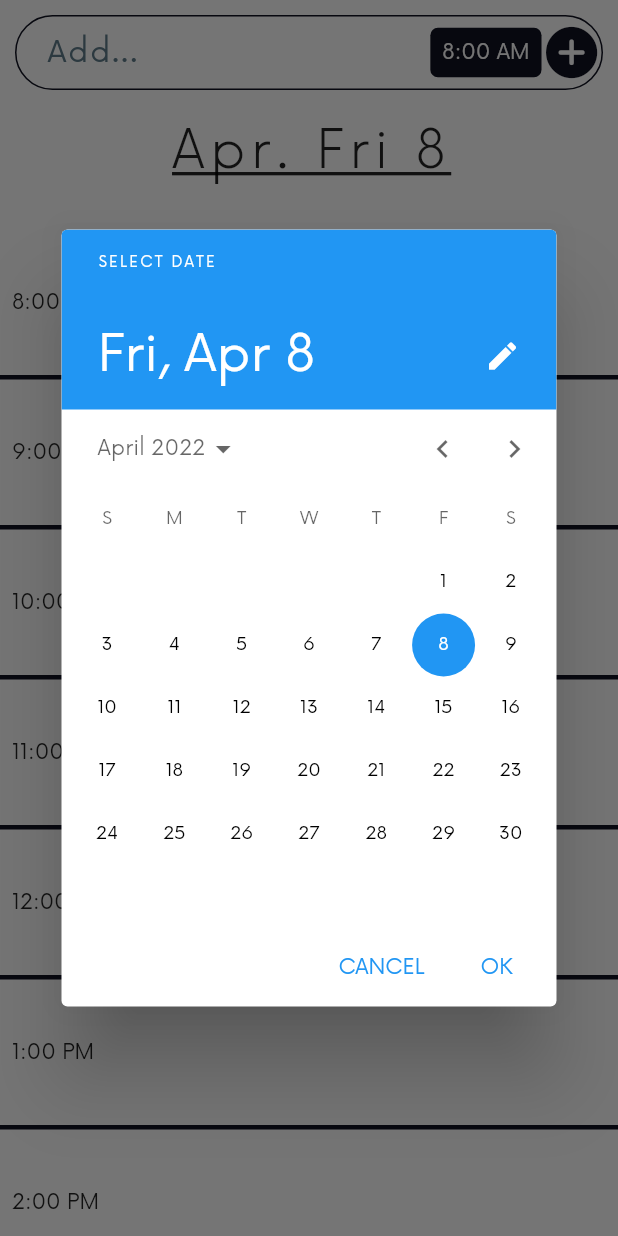
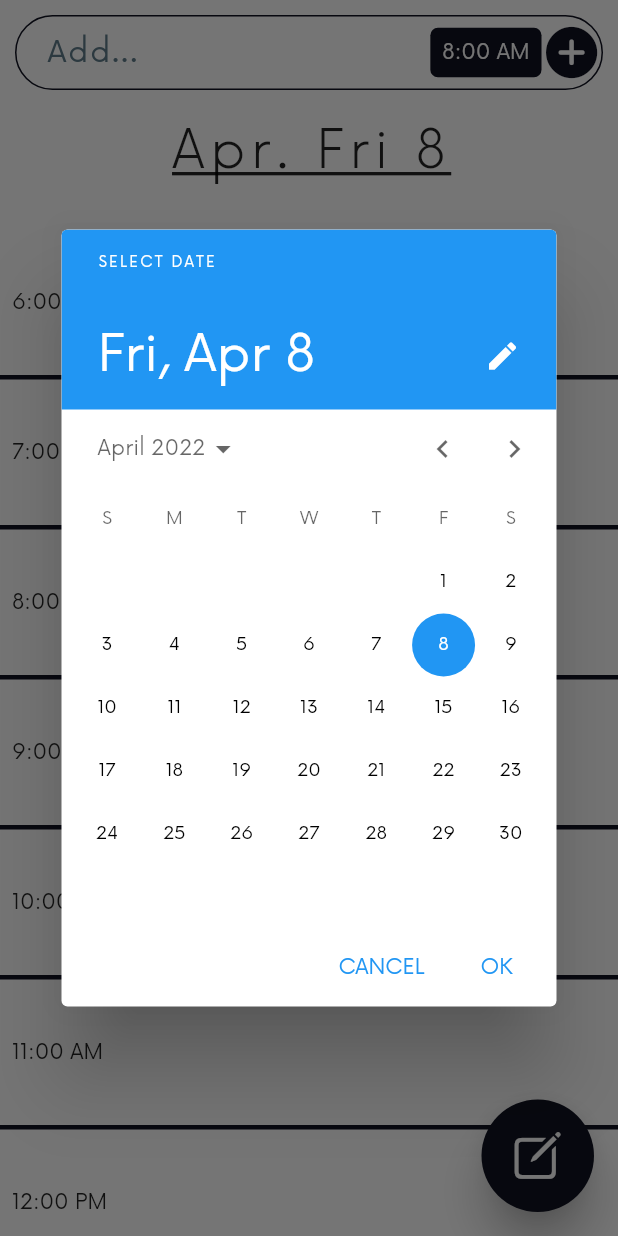
Before and after one commit to Hunner4D/schedule-app, a Flutter app: the screen it shows after launch, after a tap on an icon or button, on a phone screen of 412 x 824 dp. Run offline on Flutter 3.47's test engine with Material 2 defaults, Android fonts, the phone set to English and light mode, and no system bars; our stand-ins replace auto_route, cloud_firestore, firebase_auth, firebase_core, flutter_bloc, freezed_annotation; accounts and stored records are empty; network calls fail.

Commit message:
adjust UI, add checklist screen, adjust state management and repo to hold checklist data

```diff
--- a/lib/logic/bloc/firebase/firebase_bloc.dart
+++ b/lib/logic/bloc/firebase/firebase_bloc.dart
@@ -1,6 +1,7 @@
 import 'package:flutter_bloc/flutter_bloc.dart';
 import 'package:freezed_annotation/freezed_annotation.dart';
 import 'package:schedule_app/logic/models/appointment.dart';
+import 'package:schedule_app/logic/models/checklist_item.dart';
 
 import 'repository/firebase_repository.dart';
 
@@ -22,13 +23,19 @@ class FirebaseBloc extends Bloc<FirebaseBlocEvent, FirebaseBlocState> {
       try {
         await repository.getUserAppointments(date: event.date).then(
               (value) => emit(
-                FirebaseBlocState.complete(appointments: value),
+                FirebaseBlocState.complete(
+                  appointments: List<Appointment?>.from(
+                      value[ResponseType.appointments]!),
+                  checklistItems: List<ChecklistItem?>.from(
+                      value[ResponseType.checklistItems]!),
+                ),
               ),
             );
       } catch (e) {
         emit(
           const FirebaseBlocState.complete(
             appointments: [],
+            checklistItems: [],
           ),
         );
       }
@@ -48,12 +55,18 @@ class FirebaseBloc extends Bloc<FirebaseBlocEvent, FirebaseBlocState> {
             .then((_) => repository
                 .getUserAppointments(date: event.date)
                 .then((value) => emit(
-                      FirebaseBlocState.complete(appointments: value),
+                      FirebaseBlocState.complete(
+                        appointments: List<Appointment?>.from(
+                            value[ResponseType.appointments]!),
+                        checklistItems: List<ChecklistItem?>.from(
+                            value[ResponseType.checklistItems]!),
+                      ),
                     )));
       } catch (e) {
         emit(
           const FirebaseBlocState.complete(
             appointments: [],
+            checklistItems: [],
           ),
         );
       }
@@ -72,12 +85,18 @@ class FirebaseBloc extends Bloc<FirebaseBlocEvent, FirebaseBlocState> {
             .then((_) => repository
                 .getUserAppointments(date: event.date)
                 .then((value) => emit(
-                      FirebaseBlocState.complete(appointments: value),
+                      FirebaseBlocState.complete(
+                        appointments: List<Appointment?>.from(
+                            value[ResponseType.appointments]!),
+                        checklistItems: List<ChecklistItem?>.from(
+                            value[ResponseType.checklistItems]!),
+                      ),
                     )));
       } catch (e) {
         emit(
           const FirebaseBlocState.complete(
             appointments: [],
+            checklistItems: [],
           ),
         );
       }
--- a/lib/logic/bloc/firebase/firebase_state.dart
+++ b/lib/logic/bloc/firebase/firebase_state.dart
@@ -4,5 +4,8 @@ part of 'firebase_bloc.dart';
 abstract class FirebaseBlocState with _$FirebaseBlocState {
   const factory FirebaseBlocState.recieving() = _FirebaseBlocStateRecieving;
   const factory FirebaseBlocState.sending() = _FirebaseBlocStateSending;
-  const factory FirebaseBlocState.complete({required List<Appointment?> appointments}) = _FirebaseBlocStateComplete;
+  const factory FirebaseBlocState.complete({
+    required List<Appointment?> appointments,
+    required List<ChecklistItem?> checklistItems,
+  }) = _FirebaseBlocStateComplete;
 }
--- a/lib/logic/bloc/firebase/repository/firebase_repository.dart
+++ b/lib/logic/bloc/firebase/repository/firebase_repository.dart
@@ -1,10 +1,19 @@
 import 'package:cloud_firestore/cloud_firestore.dart';
 import 'package:firebase_auth/firebase_auth.dart';
 import 'package:schedule_app/logic/models/appointment.dart';
+import 'package:schedule_app/logic/models/checklist_item.dart';
+
+enum ResponseType { appointments, checklistItems }
 
 class FirebaseRepository {
   // GET APPOINTMENTS
-  Future<List<Appointment?>> getUserAppointments({required String date}) async {
+  Future<Map<ResponseType, List>> getUserAppointments(
+      {required String date}) async {
+    Map<ResponseType, List> response = {
+      ResponseType.appointments: [],
+      ResponseType.checklistItems: [],
+    };
+
     try {
       final _auth = FirebaseAuth.instance;
       final _firestore = FirebaseFirestore.instance;
@@ -24,6 +33,8 @@ class FirebaseRepository {
                 ? appointmentsData[date] as Map<String, dynamic>
                 : {};
 
+            List checklistData = documentData['checklist'] ?? [];
+
             List<Appointment?> appointments = [];
             for (var element in dateData.keys) {
               appointments.add(
@@ -34,19 +45,16 @@ class FirebaseRepository {
               );
             }
 
-            return appointments;
+            response[ResponseType.appointments] = appointments;
+
+            return response;
           } else {
-            List<Appointment?> appointments = [];
-            return appointments;
+            return response;
           }
-        }).catchError((err) {
-          List<Appointment?> appointments = [];
-          return appointments;
-        });
+        }).catchError((err) => response);
       }
     } catch (e) {
-      List<Appointment?> appointments = [];
-      return appointments;
+      return response;
     }
     throw Error();
   }
--- a/lib/logic/constants/date_time.dart
+++ b/lib/logic/constants/date_time.dart
@@ -24,6 +24,8 @@ const List<String> weekdays = [
 ];
 
 const List<String> timesByHour = [
+  "6:00 AM",
+  "7:00 AM",
   "8:00 AM",
   "9:00 AM",
   "10:00 AM",
@@ -35,4 +37,10 @@ const List<String> timesByHour = [
   "4:00 PM",
   "5:00 PM",
   "6:00 PM",
+  "7:00 PM",
+  "8:00 PM",
+  "9:00 PM",
+  "10:00 PM",
+  "11:00 PM",
+  "12:00 PM",
 ];
--- /dev/null
+++ b/lib/logic/models/checklist_item.dart
@@ -0,0 +1,9 @@
+class ChecklistItem {
+  final String task;
+  final bool complete;
+
+  ChecklistItem({
+    required this.task,
+    required this.complete,
+  });
+}
--- a/lib/presentation/screens/home/home_screen.dart
+++ b/lib/presentation/screens/home/home_screen.dart
@@ -1,8 +1,10 @@
+import 'package:flutter/cupertino.dart';
 import 'package:flutter/material.dart';
 import 'package:flutter_bloc/flutter_bloc.dart';
 import 'package:schedule_app/logic/bloc/bloc_barrel.dart';
 import 'package:schedule_app/logic/constants/date_time.dart';
 import 'package:schedule_app/logic/models/appointment.dart';
+import 'package:schedule_app/presentation/constants/colors.dart';
 import 'package:schedule_app/presentation/screens/home/widgets/input_widget.dart';
 import 'package:schedule_app/presentation/screens/home/widgets/list_item.dart';
 
@@ -19,6 +21,7 @@ class HomeScreen extends StatefulWidget {
 }
 
 class _HomeScreenState extends State<HomeScreen> {
+  bool showNotePad = false;
   late DateTime dateTime = DateTime.now();
   late String dateCode = '${months[dateTime.month - 1]}${dateTime.day}';
 
@@ -87,7 +90,9 @@ class _HomeScreenState extends State<HomeScreen> {
   }) {
     final blankInput = RegExp(r'^$');
     if (!blankInput.hasMatch(text) && text.isNotEmpty) {
-      BlocProvider.of<FirebaseBloc>(context).add(
+      showNotePad
+          ? null
+          : BlocProvider.of<FirebaseBloc>(context).add(
               FirebaseBlocEvent.setUserData(
                 date: dateCode,
                 time: time,
@@ -127,11 +132,11 @@ class _HomeScreenState extends State<HomeScreen> {
 
   @override
   Widget build(BuildContext context) {
+    return BlocBuilder<ThemeDataCubit, ThemeDataCubitState>(
+        builder: (context, themeState) {
       return Scaffold(
         body: SafeArea(
-        child: BlocBuilder<ThemeDataCubit, ThemeDataCubitState>(
-            builder: (context, themeState) {
-          return Column(
+          child: Column(
             children: [
               Padding(
                 padding: const EdgeInsets.only(
@@ -142,10 +147,12 @@ class _HomeScreenState extends State<HomeScreen> {
                 child: themeState.map(
                   lightMode: (_) => InputWidget(
                     darkmode: false,
+                    notepadActive: showNotePad,
                     onSubmit: submitAppointment,
                   ),
                   darkMode: (_) => InputWidget(
                     darkmode: true,
+                    notepadActive: showNotePad,
                     onSubmit: submitAppointment,
                   ),
                 ),
@@ -153,13 +160,14 @@ class _HomeScreenState extends State<HomeScreen> {
               Padding(
                 padding: const EdgeInsets.only(top: 20.0),
                 child: GestureDetector(
-                  onTap: () async => await selectDate(context),
+                  onTap: () async =>
+                      showNotePad ? null : await selectDate(context),
                   child: Text(
-                    '${months[dateTime.month - 1]} ${weekdays[dateTime.weekday - 1]} ${dateTime.day}',
-                    style: const TextStyle(
+                    showNotePad ? 'Check-List' : '${months[dateTime.month - 1]} ${weekdays[dateTime.weekday - 1]} ${dateTime.day}',
+                    style: TextStyle(
                       fontFamily: 'Now-Light',
                       fontSize: 35,
-                      decoration: TextDecoration.underline,
+                      decoration: showNotePad ? null : TextDecoration.underline,
                       letterSpacing: 3.5,
                     ),
                   ),
@@ -168,15 +176,44 @@ class _HomeScreenState extends State<HomeScreen> {
               Expanded(
                 child: BlocBuilder<FirebaseBloc, FirebaseBlocState>(
                     builder: (context, firebaseState) {
-                  return ListView(
-                    children: returnAllListItems(themeState, firebaseState),
+                  return showNotePad
+                      ? Container()
+                      : ListView(
+                          children:
+                              returnAllListItems(themeState, firebaseState),
                         );
                 }),
               ),
             ],
-          );
+          ),
+        ),
+        floatingActionButton: SizedBox(
+          height: 75,
+          width: 75,
+          child: FittedBox(
+            child: FloatingActionButton(
+              onPressed: () => setState(() {
+                showNotePad = !showNotePad;
               }),
+              backgroundColor: themeState.map(
+                lightMode: (_) => primaryColor,
+                darkMode: (_) => Colors.white,
+              ),
+              elevation: 12,
+              child: Icon(
+                showNotePad
+                    ? CupertinoIcons.calendar
+                    : CupertinoIcons.square_pencil,
+                color: themeState.map(
+                  lightMode: (_) => Colors.white,
+                  darkMode: (_) => primaryColor,
+                ),
+                size: 27.5,
+              ),
+            ),
+          ),
         ),
       );
+    });
   }
 }
--- a/lib/presentation/screens/home/widgets/input_widget.dart
+++ b/lib/presentation/screens/home/widgets/input_widget.dart
@@ -5,6 +5,7 @@ import 'package:schedule_app/presentation/constants/colors.dart';
 
 class InputWidget extends StatefulWidget {
   final bool darkmode;
+  final bool notepadActive;
   final Function({
     required String text,
     required String time,
@@ -13,6 +14,7 @@ class InputWidget extends StatefulWidget {
   const InputWidget({
     Key? key,
     required this.darkmode,
+    required this.notepadActive,
     required this.onSubmit,
   }) : super(key: key);
 
@@ -79,7 +81,9 @@ class _InputWidgetState extends State<InputWidget> {
               child: Row(
                 mainAxisAlignment: MainAxisAlignment.end,
                 children: [
-                  PopupMenuButton(
+                  widget.notepadActive
+                      ? Container()
+                      : PopupMenuButton(
                           itemBuilder: (context) => returnDropdownListItems(),
                           onSelected: (String? newValue) => setState(() {
                             dropdownValue = newValue!;
--- a/lib/presentation/screens/home/widgets/list_item.dart
+++ b/lib/presentation/screens/home/widgets/list_item.dart
@@ -24,7 +24,12 @@ class ListItem extends StatelessWidget {
       data?.forEach((appointment) {
         appointments.add(
           Center(
-            child: Text(appointment!),
+            child: Text(
+              appointment!,
+              style: const TextStyle(
+                fontSize: 17.5,
+              ),
+            ),
           ),
         );
       });
@@ -33,8 +38,11 @@ class ListItem extends StatelessWidget {
         child: Row(
           children: [
             Expanded(
-              child: ListView(
-                children: appointments,
+              child: Padding(
+                padding: const EdgeInsets.only(top: 8.0),
+                child: ListView(
+                  children: appointments,
+                ),
               ),
             ),
             GestureDetector(
```
Also changed, not shown: lib/logic/bloc/firebase/firebase_bloc.freezed.dart, lib/logic/router/app_router.gr.dart. Lines whose indentation alone changed are shown as unchanged.
